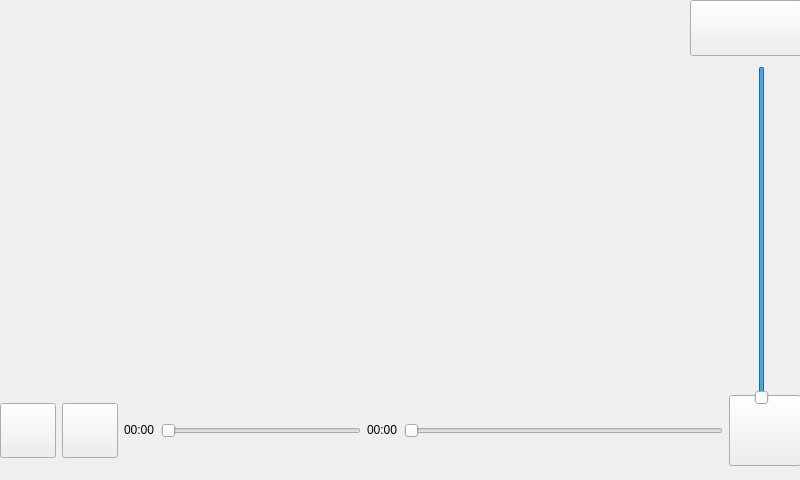
gidzzz/openmediaplayer, file videonowplayingwindow.ui: the form before one commit.
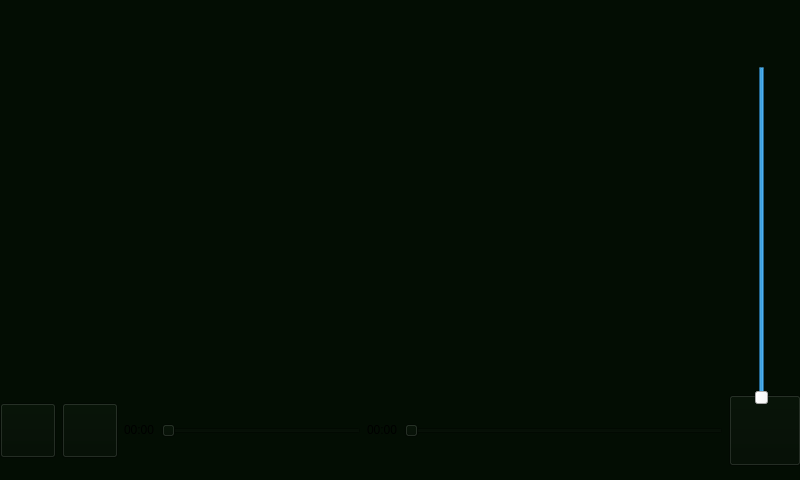
The form after the commit. Icons and pictures are not drawn. Custom widgets are drawn as their Qt base class.

```diff
--- a/videonowplayingwindow.ui
+++ b/videonowplayingwindow.ui
@@ -24,7 +24,15 @@
      </rect>
     </property>
     <property name="styleSheet">
-     <string notr="true"/>
+     <string notr="true">QToolButton:pressed
+{
+background transparent;
+}
+
+QToolButton
+{
+border: none;
+}</string>
     </property>
     <property name="text">
      <string/>
@@ -45,6 +53,9 @@
       <height>81</height>
      </rect>
     </property>
+    <property name="styleSheet">
+     <string notr="true">background-color: rgb(3, 13, 3);</string>
+    </property>
     <layout class="QHBoxLayout" name="toolbarOverlay_1">
      <property name="margin">
       <number>0</number>
@@ -161,6 +172,9 @@
       <height>114</height>
      </rect>
     </property>
+    <property name="styleSheet">
+     <string notr="true">background-color: rgb(3, 13, 3);</string>
+    </property>
     <layout class="QHBoxLayout" name="controlLayout">
      <property name="spacing">
       <number>10</number>
@@ -371,6 +385,20 @@
      </item>
     </layout>
    </widget>
+   <widget class="QWidget" name="widget" native="true">
+    <property name="geometry">
+     <rect>
+      <x>0</x>
+      <y>0</y>
+      <width>800</width>
+      <height>480</height>
+     </rect>
+    </property>
+    <property name="styleSheet">
+     <string notr="true">background-color: rgb(3, 13, 3);</string>
+    </property>
+   </widget>
+   <zorder>widget</zorder>
    <zorder>wmCloseButton</zorder>
    <zorder>toolbarOverlay</zorder>
    <zorder>controlOverlay</zorder>
```
Left out of the diff: 6 changed lines with no effect on the pictures.
